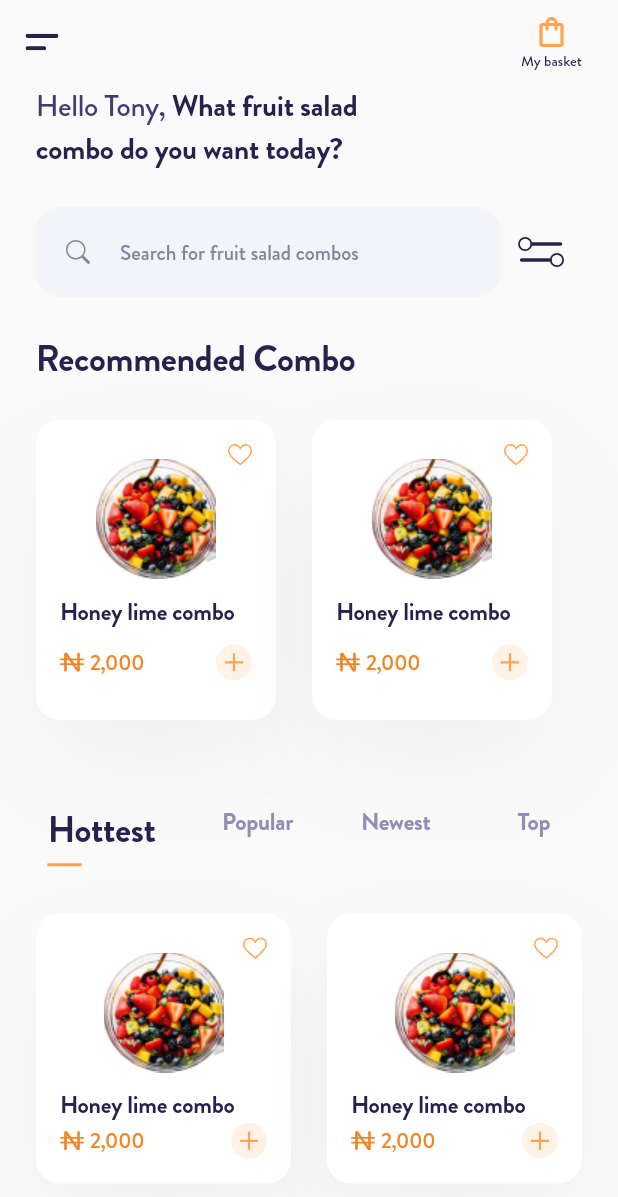
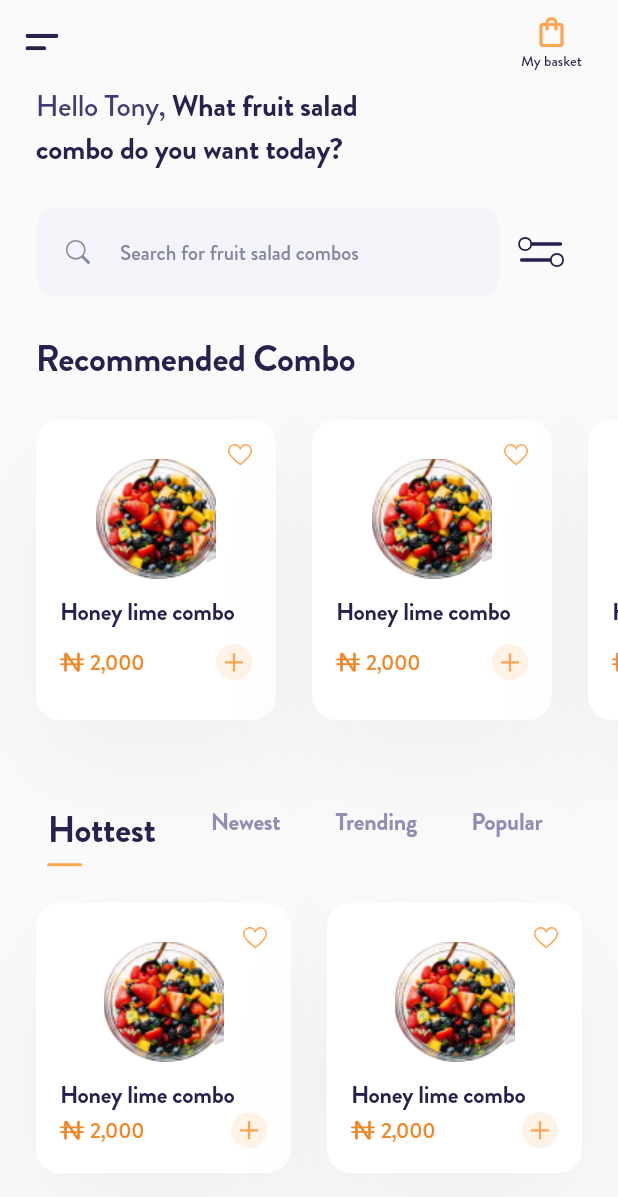
Before and after one commit to Sanjarbek17/e-commerce-mobile-app, a Flutter app: the HomeScreen screen opened by its route, on a phone screen of 412 x 824 dp. Shown: the top 1197 px of the screen. Run offline on Flutter 3.47's test engine with Material 2 defaults, Android fonts, the phone set to English and light mode, and no system bars; our stand-ins replace flutter_svg.

Commit message:
topic row dynamic, and some other dynamics

```diff
--- a/lib/screens/home_screen.dart
+++ b/lib/screens/home_screen.dart
@@ -4,7 +4,6 @@ import 'package:flutter/material.dart';
 import 'package:flutter_svg/svg.dart';
 
 import '../widgets/list_of_cards.dart';
-import '../widgets/product_card.dart';
 import '../widgets/topic_row.dart';
 
 class HomeScreen extends StatelessWidget {
@@ -87,13 +86,7 @@ class HomeScreen extends StatelessWidget {
                     ),
                     Expanded(
                       flex: 15,
-                      child: SvgPicture.asset(
-                        'assets/svg/settings.svg',
-                        color: const Color(0xFF27214D),
-                        width: 26,
-                        height: 20,
-                        // fit: BoxFit.none,
-                      ),
+                      child: SvgPicture.asset('assets/svg/settings.svg', color: const Color(0xFF27214D), width: 26, height: 20),
                     ),
                   ],
                 ),
@@ -106,41 +99,31 @@ class HomeScreen extends StatelessWidget {
           ),
           ListOfCards(
             height: 200,
+            childImgHeight: 100,
+            childImgWidth: 180,
+            childWidth: 160,
             children: const [
-              ProductCard(
-                imgHeight: 100,
-                imgWidth: 180,
-                width: 160,
-                imgPath: 'assets/images/salad.png',
-              ),
-              ProductCard(
-                imgHeight: 100,
-                imgWidth: 180,
-                width: 160,
-                imgPath: 'assets/images/salad.png',
-              ),
+              'assets/images/salad.png',
+              'assets/images/salad.png',
+              'assets/images/salad.png',
             ],
           ),
           const SizedBox(height: 24),
           Padding(
             padding: const EdgeInsets.all(24.0),
-            child: TopicRow(),
+            child: TopicRow(
+              topics: const ['Hottest', 'Newest', 'Trending', 'Popular'],
+            ),
           ),
           ListOfCards(
             height: 180,
+            childImgHeight: 100,
+            childImgWidth: 180,
+            childWidth: 170,
             children: const [
-              ProductCard(
-                imgHeight: 100,
-                imgWidth: 180,
-                width: 170,
-                imgPath: 'assets/images/salad.png',
-              ),
-              ProductCard(
-                imgHeight: 100,
-                imgWidth: 180,
-                width: 170,
-                imgPath: 'assets/images/salad.png',
-              ),
+              'assets/images/salad.png',
+              'assets/images/salad.png',
+              'assets/images/salad.png',
             ],
           ),
         ],
--- a/lib/screens/product_screen.dart
+++ b/lib/screens/product_screen.dart
@@ -5,6 +5,13 @@ class ProductScreen extends StatelessWidget {
 
   @override
   Widget build(BuildContext context) {
-    return const Placeholder();
+    return Scaffold(
+      appBar: AppBar(
+        title: const Text('Product Screen'),
+      ),
+      body: const Center(
+        child: Text('Product Screen'),
+      ),
+    );
   }
 }
--- a/lib/widgets/list_of_cards.dart
+++ b/lib/widgets/list_of_cards.dart
@@ -1,13 +1,21 @@
+import 'package:e_commerce_mobile_app/route.dart';
 import 'package:e_commerce_mobile_app/widgets/product_card.dart';
 import 'package:flutter/material.dart';
 
 class ListOfCards extends StatelessWidget {
   final double height;
-  final List<ProductCard> children;
+  final double childWidth;
+  final double childImgWidth;
+  final double childImgHeight;
+
+  final List<String> children;
   const ListOfCards({
     super.key,
     required this.height,
     required this.children,
+    required this.childWidth,
+    required this.childImgWidth,
+    required this.childImgHeight,
   });
 
   @override
@@ -15,12 +23,23 @@ class ListOfCards extends StatelessWidget {
     return SizedBox(
       width: MediaQuery.sizeOf(context).width,
       height: height,
-      child: ListView(
+      child: ListView.builder(
         scrollDirection: Axis.horizontal,
         shrinkWrap: true,
         clipBehavior: Clip.none,
         padding: const EdgeInsets.only(left: 24, right: 24),
-        children: children,
+        itemCount: children.length,
+        itemBuilder: (context, index) {
+          return ProductCard(
+            imgHeight: childImgHeight,
+            imgWidth: childImgWidth,
+            width: childWidth,
+            imgPath: children[index],
+            onTap: () {
+              Navigator.pushNamed(context, RouteGenerator.productScreen);
+            },
+          );
+        },
       ),
     );
   }
--- a/lib/widgets/product_card.dart
+++ b/lib/widgets/product_card.dart
@@ -24,9 +24,7 @@ class _ProductCardState extends State<ProductCard> {
   bool isFavorite = false;
   @override
   Widget build(BuildContext context) {
-    return InkWell(
-      onTap: widget.onTap,
-      child: Container(
+    return Container(
       width: widget.width,
       // height: 83,
       padding: const EdgeInsets.all(16.0),
@@ -45,6 +43,8 @@ class _ProductCardState extends State<ProductCard> {
           )
         ],
       ),
+      child: InkWell(
+        onTap: widget.onTap,
         child: Column(
           crossAxisAlignment: CrossAxisAlignment.start,
           children: [
--- a/lib/widgets/topic_row.dart
+++ b/lib/widgets/topic_row.dart
@@ -3,8 +3,9 @@ import 'package:flutter/material.dart';
 import 'package:provider/provider.dart';
 
 class TopicRow extends StatefulWidget {
+  final List<String> topics;
   const TopicRow({
-    super.key,
+    super.key, required this.topics,
   });
 
   @override
@@ -14,14 +15,23 @@ class TopicRow extends StatefulWidget {
 class _TopicRowState extends State<TopicRow> {
   @override
   Widget build(BuildContext context) {
-    return Row(
-      mainAxisAlignment: MainAxisAlignment.spaceBetween,
-      children: <TopicButton>[
-        TopicButton(text: 'Hottest', index: 0, onTap: () => Provider.of<IndexProvider>(context, listen: false).setIndex(0)),
-        TopicButton(text: 'Popular', index: 1, onTap: () => Provider.of<IndexProvider>(context, listen: false).setIndex(1)),
-        TopicButton(text: 'Newest', index: 2, onTap: () => Provider.of<IndexProvider>(context, listen: false).setIndex(2)),
-        TopicButton(text: 'Top', index: 3, onTap: () => Provider.of<IndexProvider>(context, listen: false).setIndex(3)),
-      ],
+    return SizedBox(
+      width: MediaQuery.of(context).size.width,
+      height: 50,
+      child: ListView.builder(
+        shrinkWrap: true,
+
+        scrollDirection: Axis.horizontal,
+        // mainAxisAlignment: MainAxisAlignment.spaceBetween,
+     itemBuilder: (context, index) => TopicButton(
+          text: widget.topics[index],
+          index: index,
+          onTap: () {
+            Provider.of<IndexProvider>(context, listen: false).setIndex(index);
+          },
+        ),
+        itemCount: widget.topics.length
+      ),
     );
   }
 }
@@ -44,7 +54,9 @@ class TopicButton extends StatefulWidget {
 class _TopicButtonState extends State<TopicButton> {
   @override
   Widget build(BuildContext context) {
-    return TextButton(
+    return Padding(
+      padding: const EdgeInsets.only(right: 20.0),
+      child: TextButton(
         onPressed: widget.onTap,
         child: AnimatedDefaultTextStyle(
           duration: const Duration(milliseconds: 100),
@@ -64,6 +76,7 @@ class _TopicButtonState extends State<TopicButton> {
                   letterSpacing: -0.24,
                 ),
           child: Column(
+            mainAxisAlignment: MainAxisAlignment.center,
             crossAxisAlignment: CrossAxisAlignment.start,
             children: [
               SizedBox(
@@ -83,6 +96,7 @@ class _TopicButtonState extends State<TopicButton> {
             ],
           ),
         ),
+      ),
     );
   }
 }
```
Lines whose indentation alone changed are shown as unchanged.
